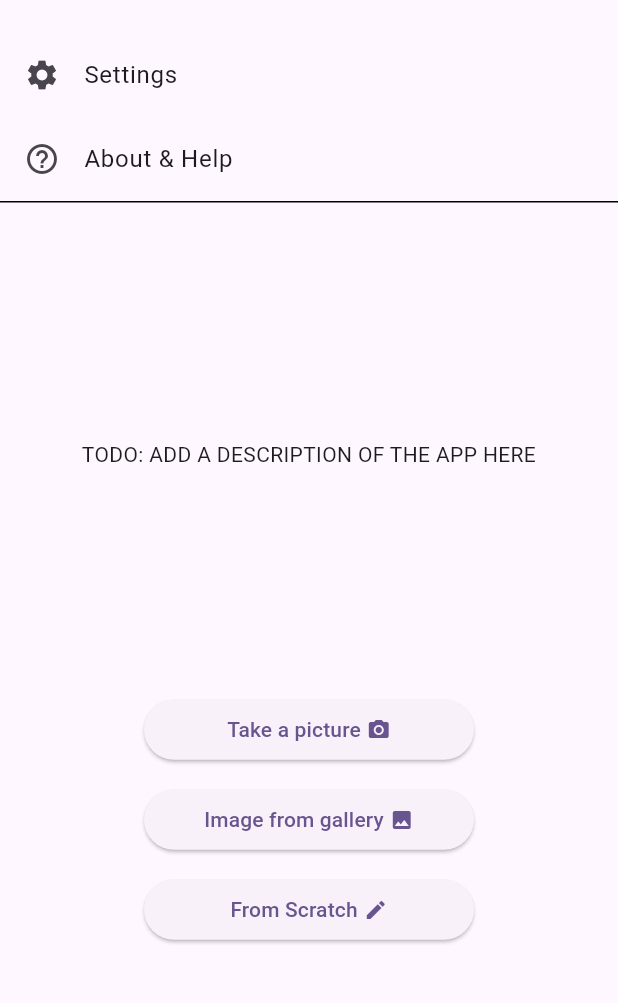
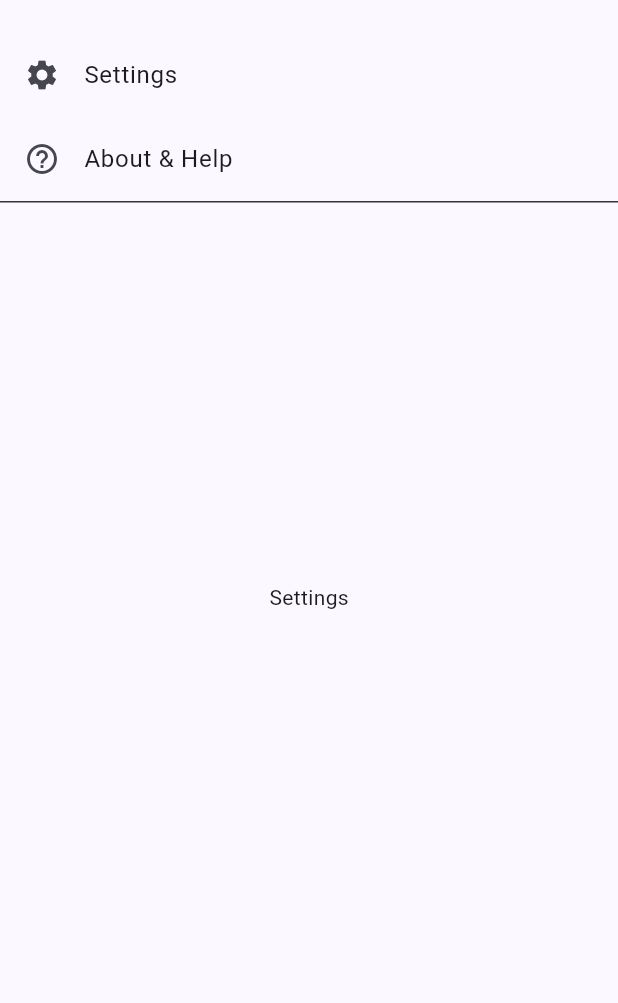
Before and after one commit to Ido-Badash/chess-snap, a Flutter app: the screen it shows after launch, after a tap on the "menu" icon, after a tap on "Settings", on a phone screen of 412 x 824 dp, the part 63-1066 px from its top. Run offline on Flutter 3.47's test engine with Material 3 defaults, Android fonts, the phone set to English and light mode, and no system bars.

Commit message:
🪟 Made settings and about & help views and added currentBody value un App class

```diff
--- a/lib/app.dart
+++ b/lib/app.dart
@@ -1,3 +1,5 @@
+import "package:chess_snap/features/settings/presentation/view.dart";
+import 'package:chess_snap/features/about_n_help/presentation/view.dart';
 import "package:flutter/material.dart";
 
 class ChessSnap extends StatefulWidget {
@@ -9,6 +11,7 @@ class ChessSnap extends StatefulWidget {
 
 class _ChessSnapState extends State<ChessSnap> {
   bool _menuOpen = false; // State variable to track menu expansion
+  Widget? currentBody;
 
   @override
   Widget build(BuildContext context) {
@@ -29,11 +32,28 @@ class _ChessSnapState extends State<ChessSnap> {
       ),
       body: Column(
         children: [
-          if (_menuOpen) buildAppMenu(), // Show menu if open
-          Flexible(flex: 1, child: buildAppDescription()),
-          Flexible(flex: 1, child: buildCenteredButtons()),
+          Expanded(
+            child: Stack(
+              children: [
+                currentBody ??
+                    buildAppHomeView(), // Render currentBody or home view
+                if (_menuOpen)
+                  buildAppMenu(), // Overlay menu on top of currentBody
+              ],
+            ),
+          ),
         ],
       ),
+    );
+  }
+
+  // App home view builder
+  Widget buildAppHomeView() {
+    return Column(
+      children: [
+        Flexible(flex: 1, child: buildAppDescription()),
+        Flexible(flex: 1, child: buildCenteredButtons()),
+      ],
     );
   }
 
@@ -54,7 +74,6 @@ class _ChessSnapState extends State<ChessSnap> {
   // App menu builder
   Widget buildAppMenu() {
     return Container(
-      decoration: const BoxDecoration(border: Border(bottom: BorderSide())),
       margin: const EdgeInsets.symmetric(vertical: 8.0),
       child: Column(
         children: [
@@ -68,6 +87,7 @@ class _ChessSnapState extends State<ChessSnap> {
             title: const Text("About & Help"),
             onTap: goToAboutAndHelp,
           ),
+          Container(width: double.infinity, height: 1, color: Colors.black.withAlpha(200),)
         ],
       ),
     );
@@ -142,13 +162,14 @@ class _ChessSnapState extends State<ChessSnap> {
 
   // Navigate to settings function
   void goToSettings() {
-    // TODO: Implement the settings navigation logic
+    // Example navigation to a SettingsPage (replace with your actual settings page)
+    _goTo(SettingsView());
     debugPrint("Navigating to settings...");
   }
 
   // Navigate to about and help function
   void goToAboutAndHelp() {
-    // TODO: Implement the about and help navigation logic
+    _goTo(AboutNHelpView());
     debugPrint("Navigating to about and help...");
   }
 
@@ -175,4 +196,10 @@ class _ChessSnapState extends State<ChessSnap> {
     // TODO: Implement the menu opening logic
     debugPrint("Navigating to gameplay...");
   }
+
+  void _goTo(Widget widget) {
+    setState(() {
+      currentBody = widget;
+    });
+  }
 }
--- /dev/null
+++ b/lib/core/utils/empty_view.dart
@@ -0,0 +1,12 @@
+import 'package:flutter/material.dart';
+
+class EmptyView extends StatelessWidget {
+  final String data;
+
+  const EmptyView(this.data, {super.key});
+
+  @override
+  Widget build(BuildContext context) {
+    return Center(child: Text(data));
+  }
+}
--- /dev/null
+++ b/lib/features/about_n_help/presentation/view.dart
@@ -0,0 +1,11 @@
+import 'package:flutter/material.dart';
+import 'package:chess_snap/core/utils/empty_view.dart';
+
+class AboutNHelpView extends StatelessWidget {
+  const AboutNHelpView({super.key});
+
+  @override
+  Widget build(BuildContext context) {
+    return EmptyView("About & Help");
+  }
+}
--- /dev/null
+++ b/lib/features/settings/presentation/view.dart
@@ -0,0 +1,11 @@
+import 'package:flutter/material.dart';
+import 'package:chess_snap/core/utils/empty_view.dart';
+
+class SettingsView extends StatelessWidget {
+  const SettingsView({super.key});
+
+  @override
+  Widget build(BuildContext context) {
+    return EmptyView("Settings");
+  }
+}
--- a/lib/main.dart
+++ b/lib/main.dart
@@ -14,7 +14,7 @@ class MyApp extends StatelessWidget {
       debugShowCheckedModeBanner: false,
       title: 'ChessSnap',
       theme: ThemeData(
-        colorScheme: ColorScheme.fromSeed(seedColor: Colors.deepPurple),
+        colorScheme: ColorScheme.fromSeed(seedColor: Colors.indigo),
       ),
       home: const ChessSnap(),
     );
```
